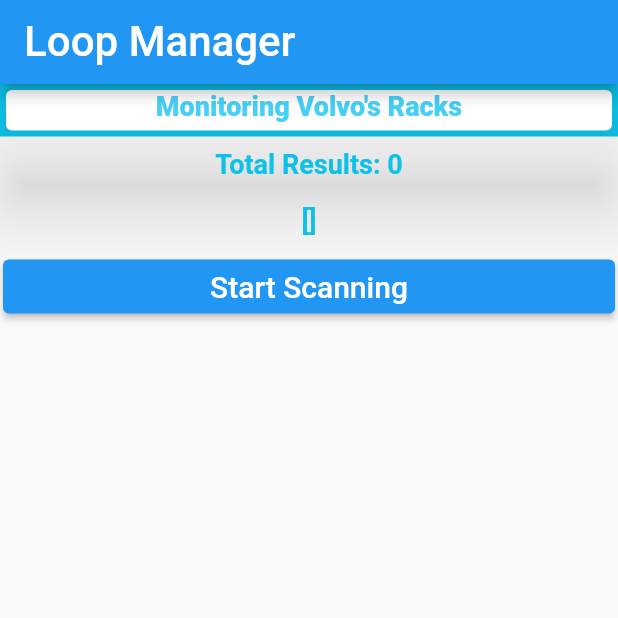
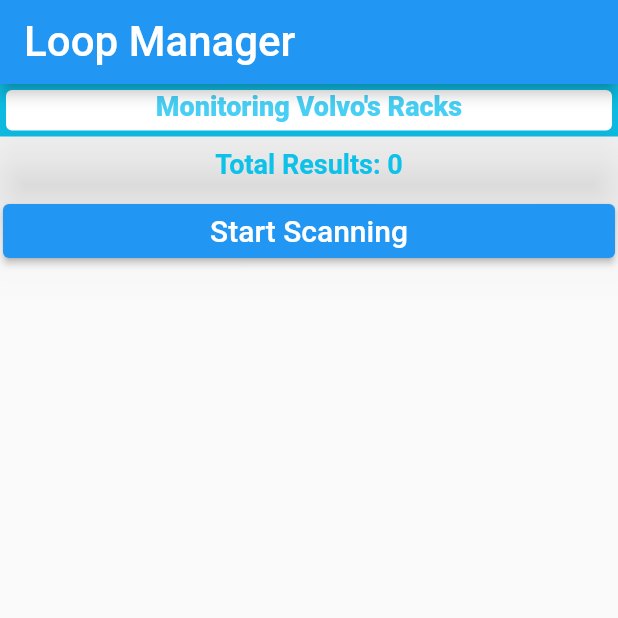
Before and after one commit to edilyrosa/beacon_app, a Flutter app: the screen it shows after launch, after a tap on "Start Scanning", on a phone screen of 412 x 824 dp, the top half of it. Run offline on Flutter 3.47's test engine with Material 2 defaults, Android fonts, the phone set to English and light mode, and no system bars; our stand-ins replace flutter_local_notifications, permission_handler; missing offline and left inert: beacons_plugin, excel, flutter_downloader.

Commit message:
Troubleshooting iOS release mode issues

```diff
--- a/lib/main.dart
+++ b/lib/main.dart
@@ -41,6 +41,7 @@ class MyAppState extends State<MyApp> with WidgetsBindingObserver {
   final List<dynamic> _results = [];
   bool _isInForeground = true;
   bool isLoadedScreen = false;
+  bool isFirstLoaded = true;
   List<Map<String, dynamic>> dataReceived = [];
   List<String> log = [];
 
@@ -52,6 +53,7 @@ class MyAppState extends State<MyApp> with WidgetsBindingObserver {
   @override
   void initState() {
     super.initState();
+    initPlatformState();
     WidgetsBinding.instance.addObserver(this);
 
     // initialise the plugin. app_icon needs to be a added as a drawable resource to the Android head project
@@ -166,10 +168,8 @@ class MyAppState extends State<MyApp> with WidgetsBindingObserver {
         //Send 'true' to run in background
         await BeaconsPlugin.runInBackground(true);
       } else if (Platform.isIOS) {
-        log = [];
-        log.add('Iniciando la carga del scanner');
+        if (isFirstLoaded) {
           BeaconsPlugin.listenToBeacons(beaconEventsController);
-
           beaconEventsController.stream.listen((data) {
             print('data');
             print(data);
@@ -181,7 +181,6 @@ class MyAppState extends State<MyApp> with WidgetsBindingObserver {
                 final Map beaconResult = decodedData;
                 // !NO OLVIDAR ARRGLAR LA PERMISOLOGIA PARA QUE A CADA RATO NO PIDA MERMISO MANUALS y la pimpiada de CACHE
                 // checkIfBeaconExist(_results, jsonDecode(data)); //! esto qda comentado??????
-              log.add(beaconResult.toString());
 
                 int existingIndex = _results.indexWhere(
                     (element) => element['uuid'] == beaconResult['uuid']);
@@ -209,8 +208,9 @@ class MyAppState extends State<MyApp> with WidgetsBindingObserver {
           }, onError: (error) {
             print("Error: $error");
           });
+        }
 
-        log.add('Iniciando la configuracion de regiones');
+        BeaconsPlugin.clearRegions();
         _showNotification("Beacons monitoring started..");
         int counter = 0;
         for (var beacon in dataReceived) {
@@ -223,16 +223,11 @@ class MyAppState extends State<MyApp> with WidgetsBindingObserver {
           counter++;
         }
 
-        log.add('Regiones cargadas');
-
-        //Send 'true' to run in background
+        if (isFirstLoaded) {
+          isFirstLoaded = false;
           await BeaconsPlugin.runInBackground(true);
-
-        log.add('Background set');
         }
-
-      await BeaconsPlugin.startMonitoring();
-      log.add('Started monitor');
+      }
     } catch (e) {
       print('ERRORRR');
       print(e);
@@ -402,16 +397,6 @@ class MyAppState extends State<MyApp> with WidgetsBindingObserver {
                           fontWeight: FontWeight.bold,
                         )),
               )),
-              Center(
-                  child: Padding(
-                padding: const EdgeInsets.all(8.0),
-                child: Text(log.toString(),
-                    style: Theme.of(context).textTheme.headline4?.copyWith(
-                          fontSize: 18,
-                          color: const Color.fromARGB(255, 14, 193, 233),
-                          fontWeight: FontWeight.bold,
-                        )),
-              )),
               Padding(
                 padding: const EdgeInsets.all(2.0),
                 child: ElevatedButton(
@@ -420,9 +405,10 @@ class MyAppState extends State<MyApp> with WidgetsBindingObserver {
                       print("Stop");
                       await BeaconsPlugin.stopMonitoring();
                     } else {
+                      print("Start");
                       await preloadList();
-                      print("Start");
-                      initPlatformState();
+                      await initPlatformState();
+                      await BeaconsPlugin.startMonitoring();
                     }
                     setState(() {
                       log;
```
Also changed, not shown: 2 other files. Lines whose indentation alone changed are shown as unchanged.
